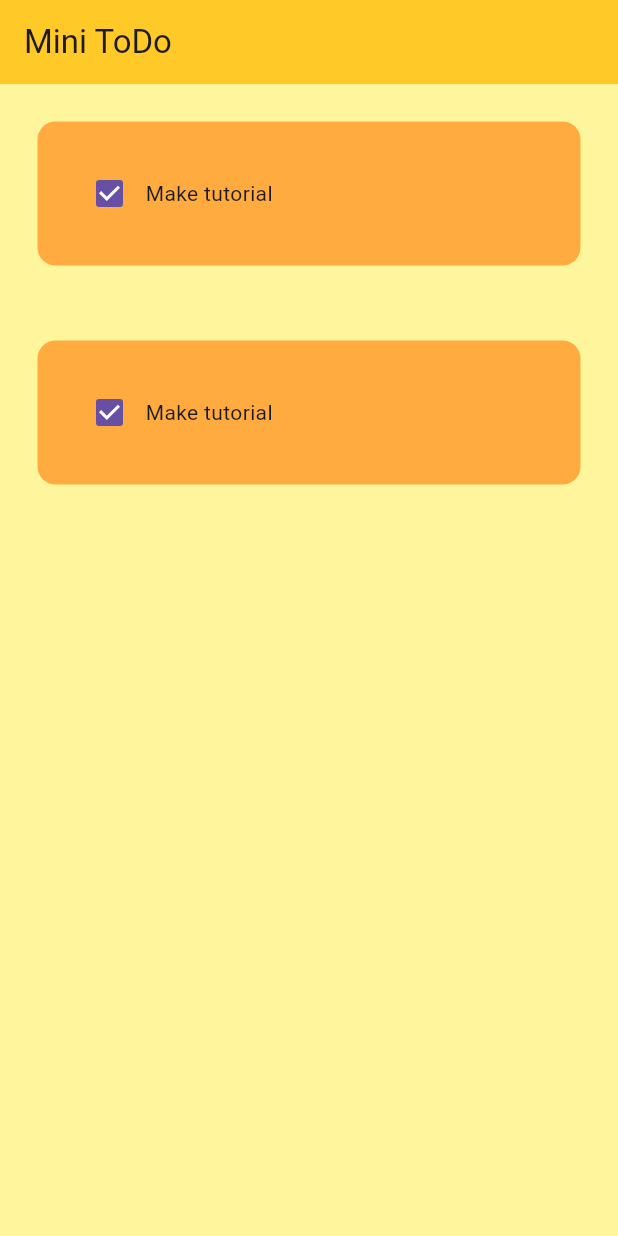
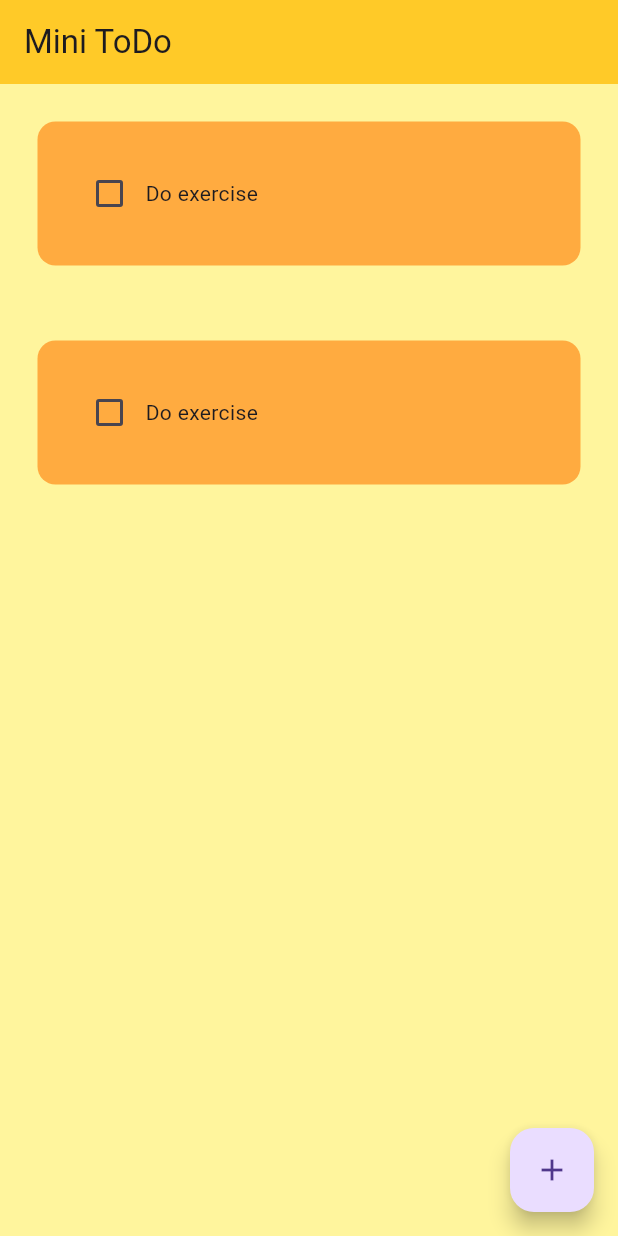
Before and after one commit to nazisjs/demo, a Flutter app: the screen it shows after launch, on a phone screen of 412 x 824 dp. Run offline on Flutter 3.47's test engine with Material 3 defaults, Android fonts, the phone set to English and light mode, and no system bars.

Commit message:
0804firstcommit

```diff
--- a/lib/pages/homepage.dart
+++ b/lib/pages/homepage.dart
@@ -9,6 +9,25 @@ class Homepage extends StatefulWidget {
 }
 
 class _HomepageState extends State<Homepage> {
+
+  //list of todo tasks
+  List toDoList=[
+    ["Do exercise",false],
+    ["Do exercise",false],
+  ];
+  //checkbox tap
+  void checkBoxChanged(bool? value,int index) {
+    setState(() {
+      toDoList[index][1] = !toDoList[index][1];
+    });
+  }
+
+  void createNewTask(){
+    showDialog(context: context, builder:(context){
+      return AlertDialog();
+    },);
+  }
+
   @override
   Widget build(BuildContext context) {
     return Scaffold(
@@ -18,23 +37,16 @@ class _HomepageState extends State<Homepage> {
           elevation:0 ,
           backgroundColor:Colors.amber[400],
         ),
-        body:ListView(
-            children:[
-              Todolist(
-                taskName: "Make tutorial",
-                taskCompleted:true ,
-                onChanged: (p0){
-
-                },
-              ),
-              Todolist(
-                taskName: "Make tutorial",
-                taskCompleted:true ,
-                onChanged: (p0){
-
-                },
-              ),
-            ]
+        floatingActionButton: FloatingActionButton(
+          onPressed:createNewTask,
+          child:Icon(Icons.add),
+        ),
+        body:ListView.builder(
+            itemCount:toDoList.length,
+            itemBuilder:(context,index){
+              return Todolist(taskName: toDoList[index][0], taskCompleted: toDoList[index][1], onChanged:(value)=>checkBoxChanged(value,index),
+              );
+            }
         )
     );
   }
--- a/lib/pages/todoapplittle.dart
+++ b/lib/pages/todoapplittle.dart
@@ -3,9 +3,14 @@ import 'package:flutter/material.dart';
 class Todolist extends StatefulWidget {
   final String taskName;
   final bool taskCompleted;
-  final Function(bool?)? onChanged; // Сделаем это поле final
+  final Function(bool?)? onChanged;
 
-  const Todolist({super.key, required this.taskName, required this.taskCompleted, required this.onChanged});
+  const Todolist({
+    super.key,
+    required this.taskName,
+    required this.taskCompleted,
+    required this.onChanged,
+  });
 
   @override
   State<Todolist> createState() => _TodolistState();
@@ -18,15 +23,25 @@ class _TodolistState extends State<Todolist> {
       padding: const EdgeInsets.all(25.0),
       child: Container(
         padding: EdgeInsets.all(24.0),
-        child: Row(
-          children: [
-            Checkbox(value: widget.taskCompleted, onChanged: widget.onChanged),
-            Text(widget.taskName),
-          ],
-        ),
         decoration: BoxDecoration(
           color: Colors.orangeAccent,
           borderRadius: BorderRadius.circular(12),
+        ),
+        child: Row(
+          children: [
+            Checkbox(
+              value: widget.taskCompleted,
+              onChanged: widget.onChanged,
+            ),
+            Text(
+              widget.taskName, // Corrected to widget.taskName
+              style: TextStyle(
+                decoration: widget.taskCompleted
+                    ? TextDecoration.lineThrough
+                    : TextDecoration.none, // Strikethrough if completed
+              ),
+            ),
+          ],
         ),
       ),
     );
```
